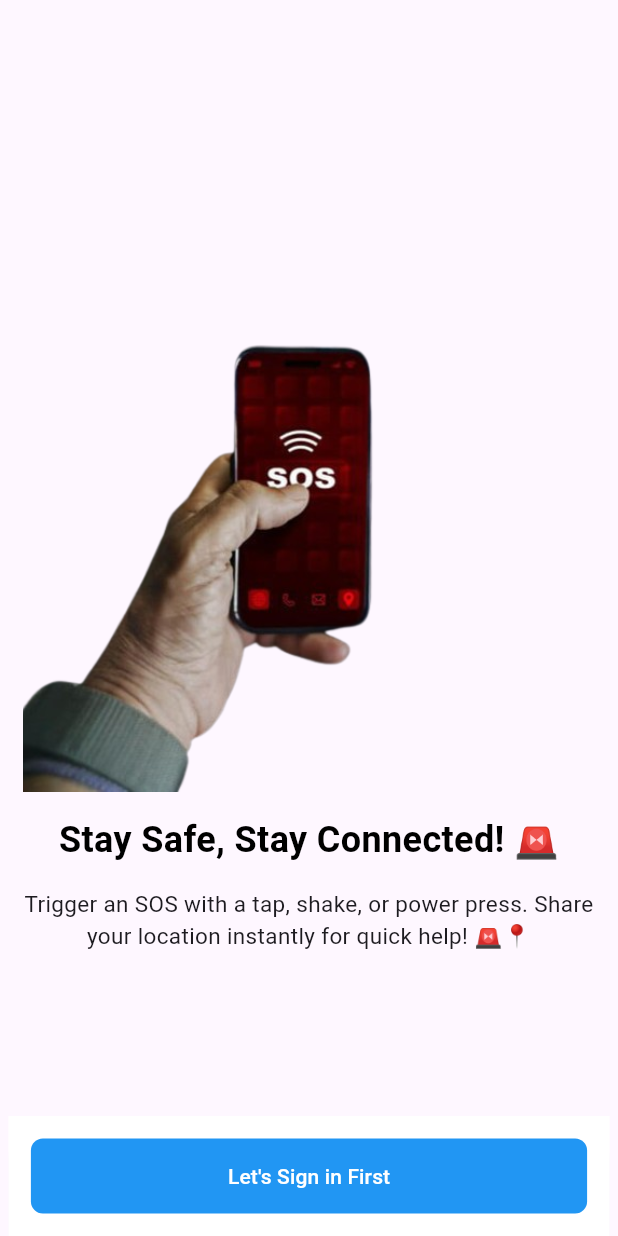
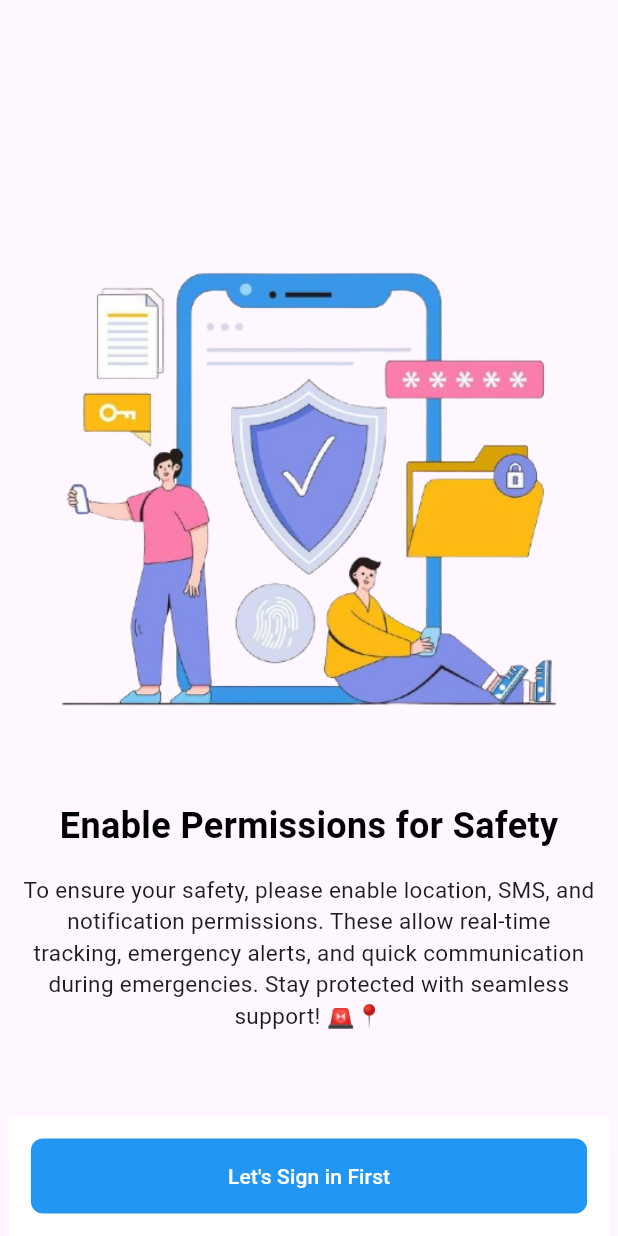
Before and after one commit to HinguralaWijesingha/Final_Project, a Flutter app: the screen it shows after launch, after a tap on "Skip", on a phone screen of 412 x 824 dp. Run offline on Flutter 3.47's test engine with Material 3 defaults, Android fonts, the phone set to English and light mode, and no system bars; our stand-ins replace firebase_auth, firebase_core, shared_preferences, smooth_page_indicator; accounts and stored records are empty.

Commit message:
add new one  screen

```diff
--- a/lib/onboarding/onboardingside.dart
+++ b/lib/onboarding/onboardingside.dart
@@ -14,5 +14,11 @@ class OnboardingSide {
          image: "assets/p3.png"
       ),
 
+        OnboardingInfo(
+         title: "Enable Permissions for Safety",
+         description: "To ensure your safety, please enable location, SMS, and notification permissions. These allow real-time tracking, emergency alerts, and quick communication during emergencies. Stay protected with seamless support! 🚨📍",
+         image: "assets/p1.png"
+      )
+
    ];
 }
```
